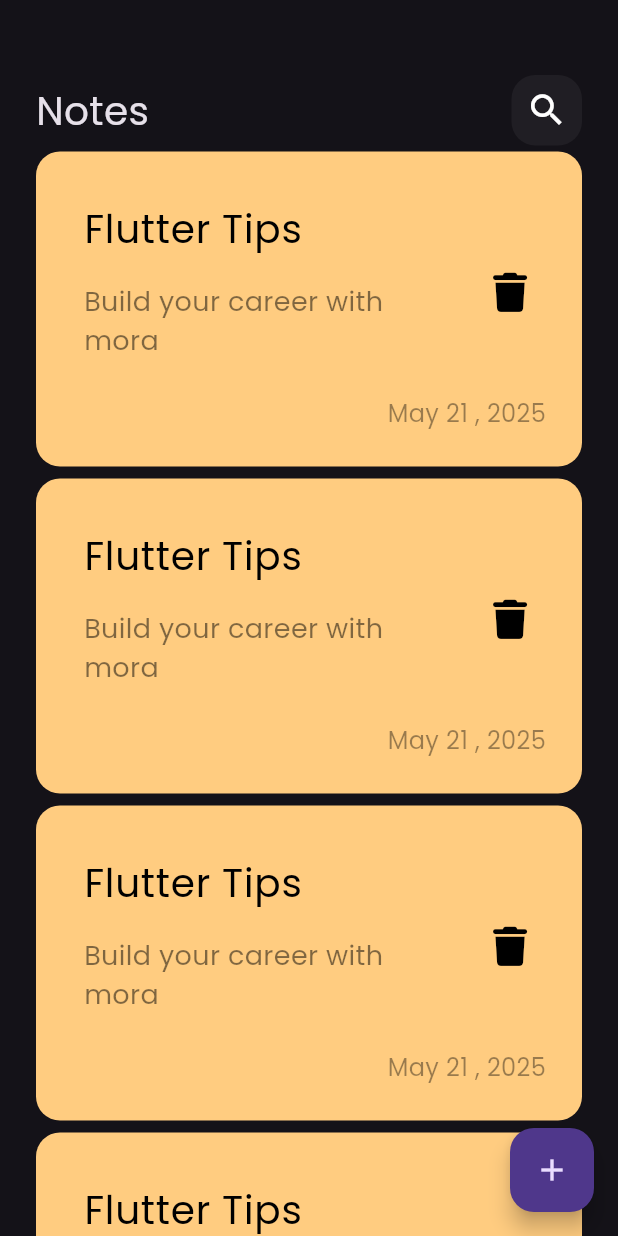
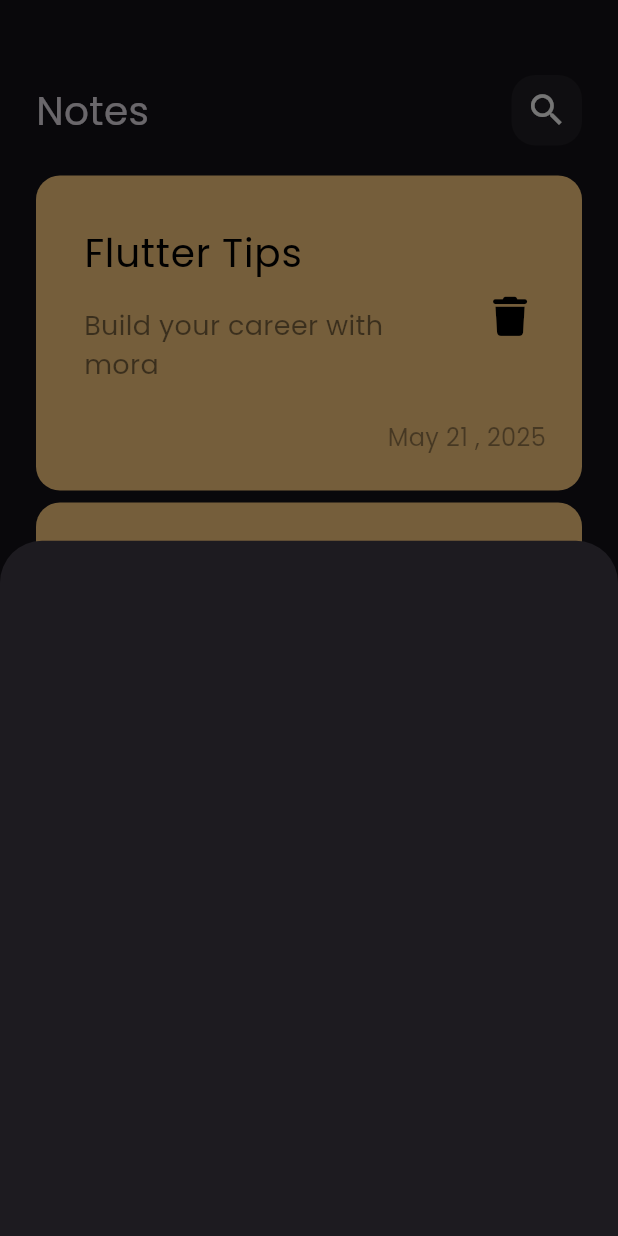
Before and after one commit to mora11111/notes_app, a Flutter app: the screen it shows after launch, after a tap on the "add" icon, on a phone screen of 412 x 824 dp. Run offline on Flutter 3.47's test engine with Material 3 defaults, Android fonts, the phone set to English and light mode, and no system bars; our stand-ins replace font_awesome_flutter.

Commit message:
show modal bottom sheet

```diff
--- a/lib/views/notes_view.dart
+++ b/lib/views/notes_view.dart
@@ -1,4 +1,5 @@
 import 'package:flutter/material.dart';
+import 'package:notes_app/views/widgets/add_note_bottom_sheet.dart';
 import 'package:notes_app/views/widgets/notes_view_body.dart';
 
 class NotesView extends StatelessWidget {
@@ -6,9 +7,20 @@ class NotesView extends StatelessWidget {
 
   @override
   Widget build(BuildContext context) {
-    return  Scaffold(
-      floatingActionButton: FloatingActionButton(onPressed: (){},
-      child: Icon(Icons.add,),),
+    return Scaffold(
+      floatingActionButton: FloatingActionButton(
+        onPressed: () {
+          showModalBottomSheet(
+            context: context,
+            builder: (context) {
+              return const AddNoteBottomSheet();
+            },
+          );
+        },
+        child: Icon(
+          Icons.add,
+        ),
+      ),
       body: const NotesViewBody(),
     );
   }
--- /dev/null
+++ b/lib/views/widgets/add_note_bottom_sheet.dart
@@ -0,0 +1,10 @@
+import 'package:flutter/material.dart';
+
+class AddNoteBottomSheet extends StatelessWidget {
+  const AddNoteBottomSheet({super.key});
+
+  @override
+  Widget build(BuildContext context) {
+    return Container();
+  }
+}
--- a/lib/views/widgets/notes_list_view.dart
+++ b/lib/views/widgets/notes_list_view.dart
@@ -7,6 +7,7 @@ class NotesListView extends StatelessWidget {
   @override
   Widget build(BuildContext context) {
     return ListView.builder(
+      padding: EdgeInsets.only(top: 16),
       itemBuilder: (context, index) {
         return const Padding(
           padding: EdgeInsets.symmetric(vertical: 4),
```
